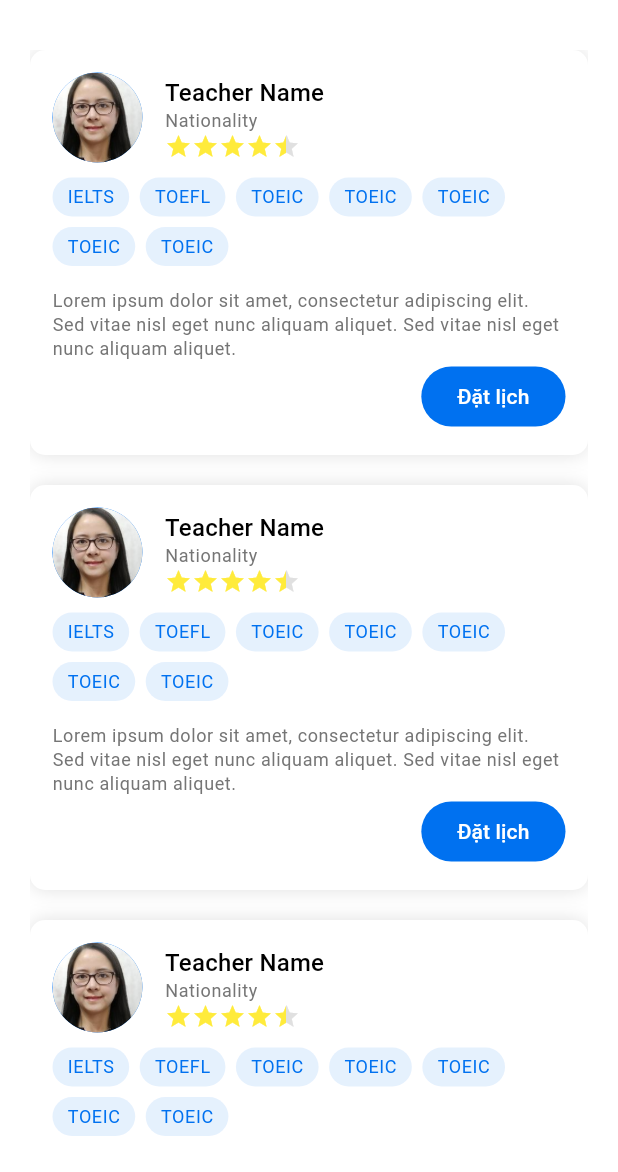
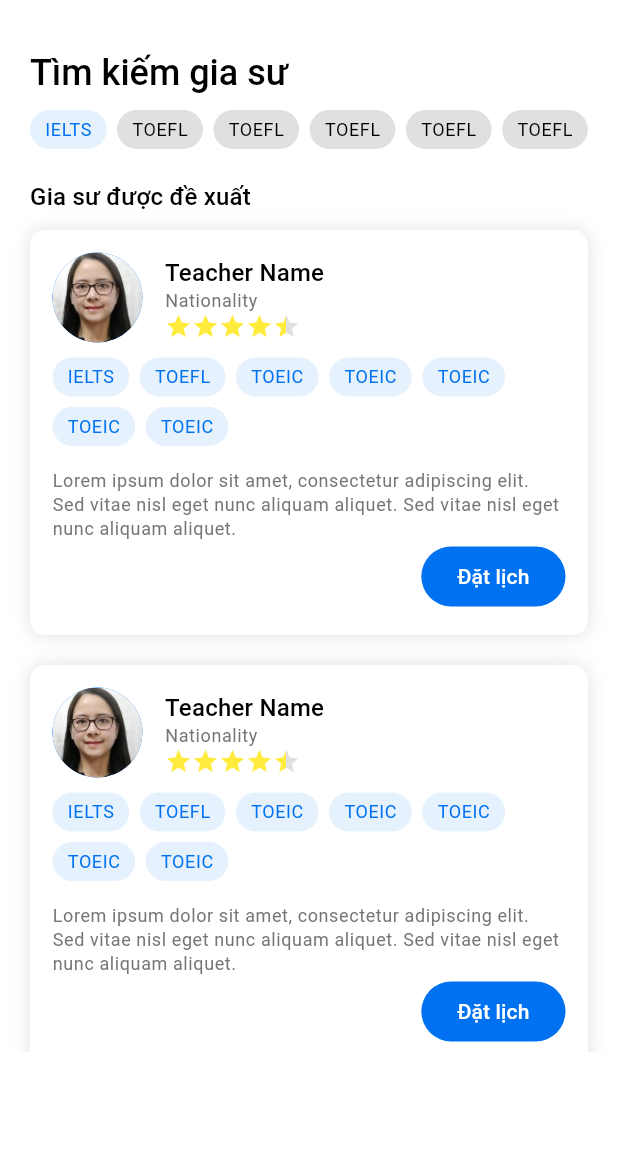
Before and after one commit to longvu2907/LetTutor, a Flutter app: the screen it shows after launch, on a phone screen of 412 x 824 dp, the part 64-1236 px from its top. Run offline on Flutter 3.47's test engine with Material 2 defaults, Android fonts, the phone set to English and light mode, and no system bars; our stand-ins replace flutter_form_builder, flutter_svg, form_builder_validators, material_design_icons_flutter.

Commit message:
add footer, teacher page

```diff
--- a/lib/pages/home_page.dart
+++ b/lib/pages/home_page.dart
@@ -1,5 +1,7 @@
 import 'package:flutter/material.dart';
 import 'package:lettutor/widgets/custom_app_bar.dart';
+import 'package:lettutor/widgets/footer.dart';
+import 'package:lettutor/widgets/tag.dart';
 import 'package:lettutor/widgets/teacher_card.dart';
 
 class HomePage extends StatelessWidget {
@@ -8,17 +10,63 @@ class HomePage extends StatelessWidget {
   @override
   Widget build(BuildContext context) {
     return Scaffold(
-      appBar: CustomAppBar(),
-      body: Container(
+      appBar: const CustomAppBar(),
+      bottomNavigationBar: BottomAppBar(),
+      body: SingleChildScrollView(
+        child: Column(
+          children: [
+            Padding(
               padding: const EdgeInsets.all(20),
-        child: ListView.separated(
+              child: Column(
+                crossAxisAlignment: CrossAxisAlignment.start,
+                children: [
+                  Text(
+                    'Tìm kiếm gia sư',
+                    style: Theme.of(context).textTheme.titleLarge,
+                  ),
+                  const SizedBox(height: 10),
+
+                  // Search bar
+                  const Wrap(
+                    spacing: 7,
+                    runSpacing: 7,
+                    children: [
+                      Tag(text: 'IELTS'),
+                      Tag(text: 'TOEFL', selected: false),
+                      Tag(text: 'TOEFL', selected: false),
+                      Tag(text: 'TOEFL', selected: false),
+                      Tag(text: 'TOEFL', selected: false),
+                      Tag(text: 'TOEFL', selected: false),
+                    ],
+                  ),
+                  const SizedBox(height: 20),
+
+                  // Teacher list
+                  Text(
+                    'Gia sư được đề xuất',
+                    style: Theme.of(context).textTheme.titleMedium,
+                  ),
+                  const SizedBox(height: 10),
+                  ListView.separated(
+                    primary: false,
+                    shrinkWrap: true,
                     itemBuilder: ((context, index) {
-              return TeacherCard();
+                      return const TeacherCard();
                     }),
                     separatorBuilder: ((context, index) {
                       return const SizedBox(height: 20);
                     }),
-            itemCount: 10),
+                    itemCount: 5,
+                  ),
+
+                  // Footer
+                  const SizedBox(height: 20),
+                ],
+              ),
+            ),
+            Footer(),
+          ],
+        ),
       ),
     );
   }
--- a/lib/theme/app_theme.dart
+++ b/lib/theme/app_theme.dart
@@ -9,7 +9,7 @@ ThemeData appTheme = ThemeData(
         fontWeight: FontWeight.w500,
       ),
       titleLarge: TextStyle(
-        fontSize: 30,
+        fontSize: 24,
         fontWeight: FontWeight.w500,
       ),
       titleMedium: TextStyle(
--- /dev/null
+++ b/lib/widgets/tag.dart
@@ -0,0 +1,30 @@
+import 'package:flutter/material.dart';
+
+class Tag extends StatelessWidget {
+  final String text;
+  final bool selected;
+
+  const Tag({
+    super.key,
+    required this.text,
+    this.selected = true,
+  });
+
+  @override
+  Widget build(BuildContext context) {
+    return Container(
+        padding: const EdgeInsets.symmetric(vertical: 5, horizontal: 10),
+        decoration: BoxDecoration(
+          color: selected
+              ? Theme.of(context).primaryColor.withOpacity(.1)
+              : Colors.grey.shade300,
+          borderRadius: BorderRadius.circular(100),
+        ),
+        child: Text(
+          text,
+          style: Theme.of(context).textTheme.bodySmall?.copyWith(
+                color: selected ? Theme.of(context).primaryColor : Colors.black,
+              ),
+        ));
+  }
+}
--- a/lib/widgets/teacher_card.dart
+++ b/lib/widgets/teacher_card.dart
@@ -1,6 +1,7 @@
 import 'package:flutter/material.dart';
 import 'package:lettutor/widgets/button.dart';
 import 'package:lettutor/widgets/rating.dart';
+import 'package:lettutor/widgets/tag.dart';
 
 class TeacherCard extends StatelessWidget {
   const TeacherCard({super.key});
@@ -97,29 +98,3 @@ class TeacherCard extends StatelessWidget {
     );
   }
 }
-
-class Tag extends StatelessWidget {
-  final String text;
-
-  const Tag({
-    super.key,
-    required this.text,
-  });
-
-  @override
-  Widget build(BuildContext context) {
-    return Container(
-      padding: const EdgeInsets.symmetric(vertical: 5, horizontal: 10),
-      decoration: BoxDecoration(
-        color: Theme.of(context).primaryColor.withOpacity(.1),
-        borderRadius: BorderRadius.circular(100),
-      ),
-      child: Text(
-        text,
-        style: Theme.of(context).textTheme.bodySmall?.copyWith(
-              color: Theme.of(context).primaryColor,
-            ),
-      ),
-    );
-  }
-}
```
Also changed, not shown: lib/widgets/footer.dart (added, +61 -0 lines). Lines whose indentation alone changed are shown as unchanged.
